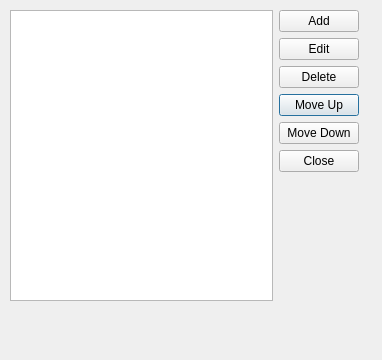
The window that designer/questionsets.ui (sobjornstad/clicker-quiz-manager) describes before a commit, drawn with Qt 5.
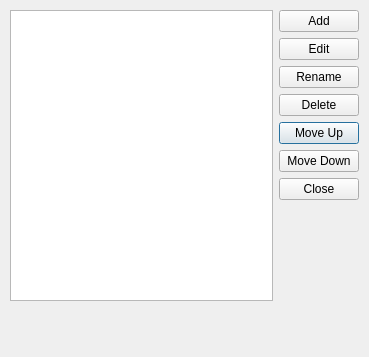
The same window after the commit.

Commit message:
begin work on sets dialog
Some things are connected to the db, but there are some backend issues
that prevent me from finishing it right now.

Diff of the .ui file:
```diff
--- a/designer/questionsets.ui
+++ b/designer/questionsets.ui
@@ -6,8 +6,8 @@
    <rect>
     <x>0</x>
     <y>0</y>
-    <width>382</width>
-    <height>360</height>
+    <width>369</width>
+    <height>357</height>
    </rect>
   </property>
   <property name="windowTitle">
@@ -23,21 +23,21 @@
     </rect>
    </property>
    <layout class="QGridLayout" name="gridLayout">
-    <item row="3" column="1">
+    <item row="4" column="1">
      <widget class="QPushButton" name="upButton">
       <property name="text">
        <string>Move Up</string>
       </property>
      </widget>
     </item>
-    <item row="5" column="1">
+    <item row="6" column="1">
      <widget class="QPushButton" name="closeButton">
       <property name="text">
        <string>Close</string>
       </property>
      </widget>
     </item>
-    <item row="6" column="1">
+    <item row="7" column="1">
      <spacer name="verticalSpacer">
       <property name="orientation">
        <enum>Qt::Vertical</enum>
@@ -50,10 +50,10 @@
       </property>
      </spacer>
     </item>
-    <item row="0" column="0" rowspan="7">
+    <item row="0" column="0" rowspan="8">
      <widget class="QListWidget" name="setList"/>
     </item>
-    <item row="2" column="1">
+    <item row="3" column="1">
      <widget class="QPushButton" name="deleteButton">
       <property name="text">
        <string>Delete</string>
@@ -74,13 +74,20 @@
       </property>
      </widget>
     </item>
-    <item row="4" column="1">
+    <item row="5" column="1">
      <widget class="QPushButton" name="downButton">
       <property name="text">
        <string>Move Down</string>
       </property>
      </widget>
     </item>
+    <item row="2" column="1">
+     <widget class="QPushButton" name="renameButton">
+      <property name="text">
+       <string>Rename</string>
+      </property>
+     </widget>
+    </item>
    </layout>
   </widget>
  </widget>
```
Left out of the diff: 10 changed lines with no effect on the pictures. The commit also changes 2 other files.
